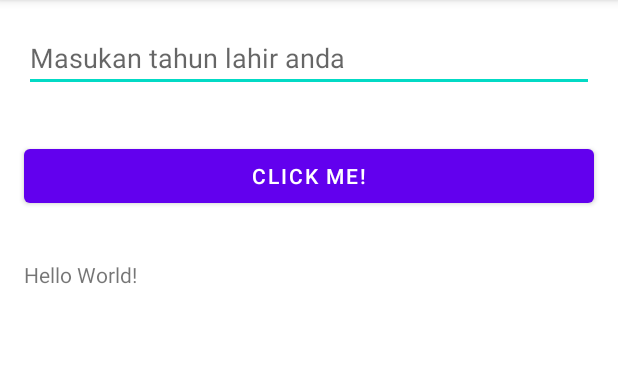
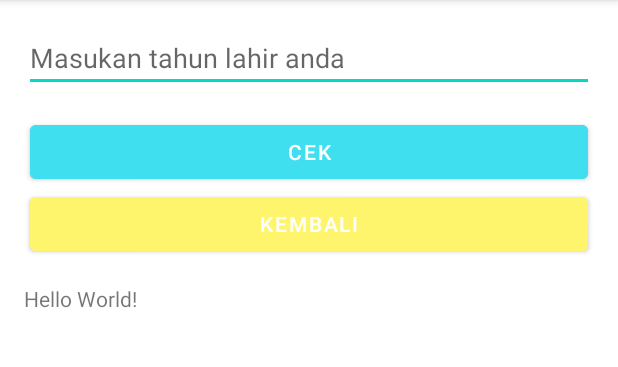
Before and after one commit to elvinhndrwn/learning-kotlin-android, an Android app: the MainActivity screen opened directly, with no data from a screen before it, on a phone screen of 412 x 824 dp, the part 84-451 px from its top. Run offline under Robolectric (Android 15) with nearby library versions, the phone set to English and light mode, and no system bars.

Commit message:
add btn back in penentu generasi screen

```diff
--- a/app/src/main/java/com/example/learn_android/MainActivity.kt
+++ b/app/src/main/java/com/example/learn_android/MainActivity.kt
@@ -1,7 +1,9 @@
 package com.example.learn_android
 
+import android.content.Intent
 import androidx.appcompat.app.AppCompatActivity
 import android.os.Bundle
+import android.view.View
 import android.widget.Button
 import android.widget.EditText
 import android.widget.TextView
@@ -29,4 +31,8 @@ class MainActivity : AppCompatActivity() {
             tvHasil.text = "Kami generasi $hasil"
         }
     }
+
+    fun moveToMenu(view: View) {
+        startActivity(Intent(this, MenuActivity::class.java))
+    }
 }
--- a/app/src/main/res/layout/activity_main.xml
+++ b/app/src/main/res/layout/activity_main.xml
@@ -18,8 +18,20 @@
         android:id="@+id/btn_klik"
         android:layout_width="match_parent"
         android:layout_height="wrap_content"
-        android:layout_margin="16dp"
-        android:text="Click Me!" />
+        android:layout_marginLeft="20dp"
+        android:layout_marginRight="20dp"
+        android:backgroundTint="@color/blue"
+        android:text="Cek" />
+
+    <Button
+        android:id="@+id/btn_back"
+        android:layout_width="match_parent"
+        android:layout_height="wrap_content"
+        android:layout_marginLeft="20dp"
+        android:layout_marginRight="20dp"
+        android:backgroundTint="@color/yellow"
+        android:text="Kembali"
+        android:onClick="moveToMenu"/>
 
     <TextView
         android:id="@+id/tv_hasil"
--- a/app/src/main/res/values/colors.xml
+++ b/app/src/main/res/values/colors.xml
@@ -7,4 +7,6 @@
     <color name="teal_700">#FF018786</color>
     <color name="black">#FF000000</color>
     <color name="white">#FFFFFFFF</color>
+    <color name="yellow">#FFF56D</color>
+    <color name="blue">#40DFEF</color>
 </resources>
```
